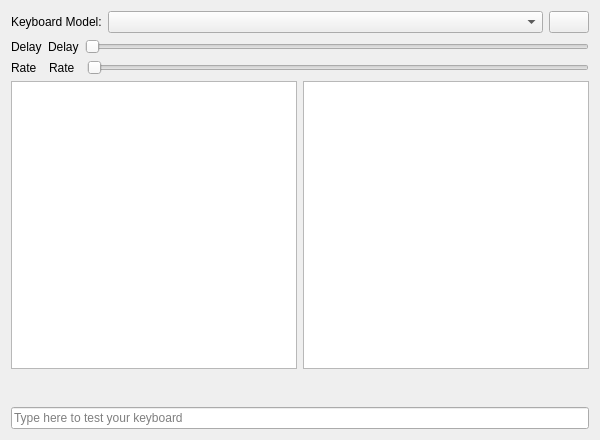
Old version of the form src/modules/keyboard/ui/PageKeyboard.ui in the repository manjaro/manjaro-settings-manager.
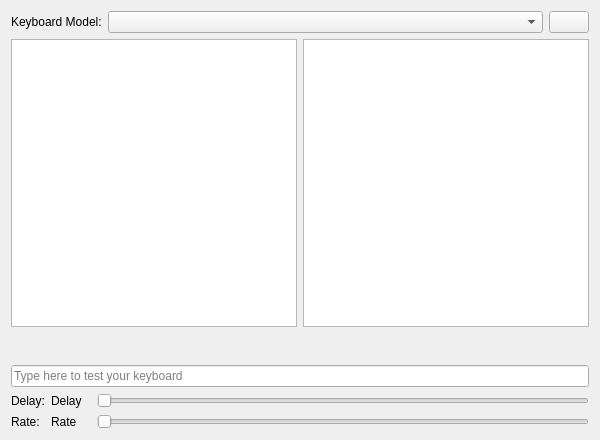
New version of the form. Icons and pictures are not drawn.

Commit message: keyboard: adjust ui and astyle

```diff
--- a/src/modules/keyboard/ui/PageKeyboard.ui
+++ b/src/modules/keyboard/ui/PageKeyboard.ui
@@ -55,77 +55,6 @@
      </item>
     </layout>
    </item>
-   <item>
-    <layout class="QHBoxLayout" name="horizontalLayout_3">
-     <property name="topMargin">
-      <number>0</number>
-     </property>
-     <item>
-      <widget class="QLabel" name="label_4">
-       <property name="text">
-        <string>Delay</string>
-       </property>
-      </widget>
-     </item>
-     <item>
-      <widget class="QLabel" name="label_2">
-       <property name="text">
-        <string>Delay</string>
-       </property>
-      </widget>
-     </item>
-     <item>
-      <widget class="QSlider" name="sliderDelay">
-       <property name="toolTip">
-        <string>Set delay</string>
-       </property>
-       <property name="minimum">
-        <number>5</number>
-       </property>
-       <property name="maximum">
-        <number>1000</number>
-       </property>
-       <property name="orientation">
-        <enum>Qt::Horizontal</enum>
-       </property>
-      </widget>
-     </item>
-    </layout>
-   </item>
-   <item>
-    <layout class="QHBoxLayout" name="horizontalLayout_5">
-     <property name="topMargin">
-      <number>0</number>
-     </property>
-     <item>
-      <widget class="QLabel" name="label_5">
-       <property name="text">
-        <string>Rate  </string>
-       </property>
-      </widget>
-     </item>
-     <item>
-      <widget class="QLabel" name="label_3">
-       <property name="text">
-        <string>Rate  </string>
-       </property>
-      </widget>
-     </item>
-     <item>
-      <widget class="QSlider" name="sliderRate">
-       <property name="toolTip">
-        <string>Set Rate</string>
-       </property>
-       <property name="minimum">
-        <number>5</number>
-       </property>
-       <property name="orientation">
-        <enum>Qt::Horizontal</enum>
-       </property>
-      </widget>
-     </item>
-    </layout>
-   </item>
    <item>
     <layout class="QHBoxLayout" name="horizontalLayout_4">
      <item>
@@ -203,6 +132,93 @@
      </property>
     </widget>
    </item>
+   <item>
+    <layout class="QFormLayout" name="formLayout">
+     <item row="0" column="0">
+      <widget class="QLabel" name="label_4">
+       <property name="text">
+        <string>Delay:</string>
+       </property>
+      </widget>
+     </item>
+     <item row="0" column="1">
+      <layout class="QHBoxLayout" name="horizontalLayout_3">
+       <property name="topMargin">
+        <number>0</number>
+       </property>
+       <item>
+        <widget class="QLabel" name="label_2">
+         <property name="minimumSize">
+          <size>
+           <width>40</width>
+           <height>0</height>
+          </size>
+         </property>
+         <property name="text">
+          <string>Delay</string>
+         </property>
+        </widget>
+       </item>
+       <item>
+        <widget class="QSlider" name="sliderDelay">
+         <property name="toolTip">
+          <string>Set delay</string>
+         </property>
+         <property name="minimum">
+          <number>5</number>
+         </property>
+         <property name="maximum">
+          <number>1000</number>
+         </property>
+         <property name="orientation">
+          <enum>Qt::Horizontal</enum>
+         </property>
+        </widget>
+       </item>
+      </layout>
+     </item>
+     <item row="1" column="0">
+      <widget class="QLabel" name="label_5">
+       <property name="text">
+        <string>Rate:</string>
+       </property>
+      </widget>
+     </item>
+     <item row="1" column="1">
+      <layout class="QHBoxLayout" name="horizontalLayout_5">
+       <property name="topMargin">
+        <number>0</number>
+       </property>
+       <item>
+        <widget class="QLabel" name="label_3">
+         <property name="minimumSize">
+          <size>
+           <width>40</width>
+           <height>0</height>
+          </size>
+         </property>
+         <property name="text">
+          <string>Rate  </string>
+         </property>
+        </widget>
+       </item>
+       <item>
+        <widget class="QSlider" name="sliderRate">
+         <property name="toolTip">
+          <string>Set Rate</string>
+         </property>
+         <property name="minimum">
+          <number>5</number>
+         </property>
+         <property name="orientation">
+          <enum>Qt::Horizontal</enum>
+         </property>
+        </widget>
+       </item>
+      </layout>
+     </item>
+    </layout>
+   </item>
   </layout>
  </widget>
  <tabstops>
```
The commit also changes 2 other files.
